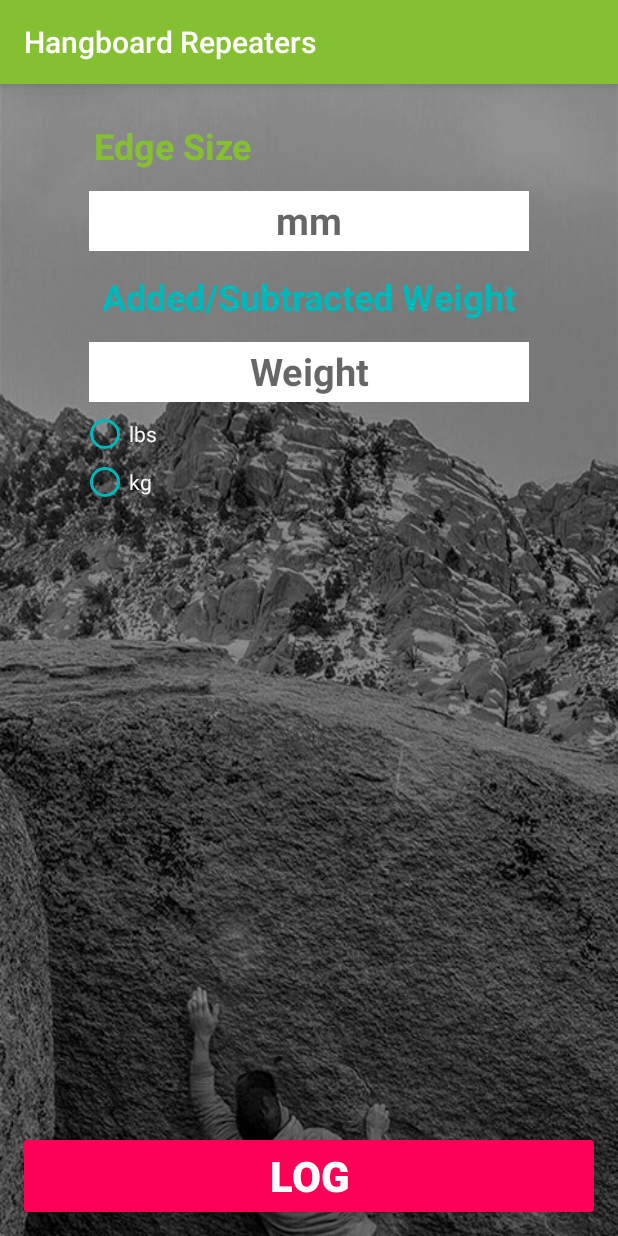
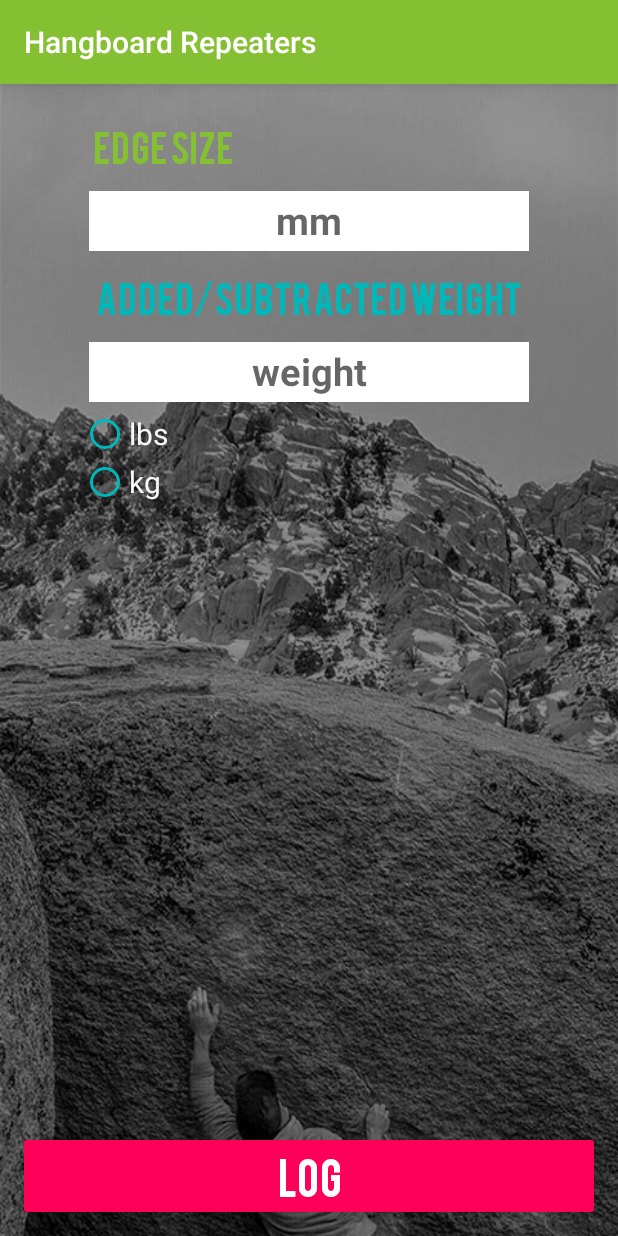
Before and after one commit to mikeschen/HangBoardRepeatersAndroid, an Android app: the CreateLogActivity screen opened directly, with no data from a screen before it, on a phone screen of 412 x 824 dp. Run offline under Robolectric (Android 15) with nearby library versions, the phone set to English and light mode, and no system bars; our stand-ins replace ButterKnife.

Commit message:
adds custom fonts

```diff
--- a/app/src/main/java/com/mikeschen/www/hangboardrepeaters/CreateLogActivity.java
+++ b/app/src/main/java/com/mikeschen/www/hangboardrepeaters/CreateLogActivity.java
@@ -2,6 +2,7 @@ package com.mikeschen.www.hangboardrepeaters;
 
 import android.content.Intent;
 import android.content.SharedPreferences;
+import android.graphics.Typeface;
 import android.os.Bundle;
 import android.support.v7.app.AppCompatActivity;
 import android.util.Log;
@@ -10,6 +11,7 @@ import android.widget.Button;
 import android.preference.PreferenceManager;
 import android.widget.EditText;
 import android.widget.RadioButton;
+import android.widget.TextView;
 
 import com.mikeschen.www.hangboardrepeaters.DataSources.DaysDataSource;
 
@@ -22,7 +24,9 @@ import butterknife.ButterKnife;
 
 public class CreateLogActivity extends AppCompatActivity implements View.OnClickListener {
     @BindView(R.id.sizeEditText) EditText mSizeEditText;
+    @BindView(R.id.sizeTextView) TextView mSizeTextView;
     @BindView(R.id.weightEditText) EditText mWeightEditText;
+    @BindView(R.id.weightTextView) TextView mWeightTextView;
     @BindView(R.id.logButton) Button mLogButton;
     @BindView(R.id.lbsButton) RadioButton mLbsButton;
     @BindView(R.id.kgButton) RadioButton mKgButton;
@@ -48,6 +52,13 @@ public class CreateLogActivity extends AppCompatActivity implements View.OnClick
         ButterKnife.bind(this);
         mSharedPreferences = PreferenceManager.getDefaultSharedPreferences(CreateLogActivity.this);
         mSharedPreferencesEditor = mSharedPreferences.edit();
+        mLogButton.setOnClickListener(this);
+        mLbsButton.setOnClickListener(this);
+        mKgButton.setOnClickListener(this);
+        Typeface custom_font = Typeface.createFromAsset(getAssets(), "Bebas.ttf");
+        mSizeTextView.setTypeface(custom_font);
+        mWeightTextView.setTypeface(custom_font);
+        mLogButton.setTypeface(custom_font);
         Intent intent = getIntent();
         hang = intent.getIntExtra("hang", 0);
         pause = intent.getIntExtra("pause", 0);
@@ -62,9 +73,6 @@ public class CreateLogActivity extends AppCompatActivity implements View.OnClick
         if (weight != null) {
             mWeightEditText.setText(weight);
         }
-        mLogButton.setOnClickListener(this);
-        mLbsButton.setOnClickListener(this);
-        mKgButton.setOnClickListener(this);
         loadRadioButtons();
     }
 
--- a/app/src/main/res/layout/activity_create_log.xml
+++ b/app/src/main/res/layout/activity_create_log.xml
@@ -69,7 +69,7 @@
             android:textSize="25sp"
             android:textStyle="bold"
             android:textAlignment="center"
-            android:hint="Weight"
+            android:hint="weight"
             android:background="@color/colorSecondaryText"
             android:layout_row="3"
             android:layout_column="0"
@@ -88,6 +88,7 @@
                 android:layout_width="wrap_content"
                 android:layout_height="wrap_content"
                 android:text="lbs"
+                android:textSize="20sp"
                 android:textColor="@color/colorOffWhite"
                 android:buttonTint="@color/colorBlue"
                 android:checked="true"
@@ -96,6 +97,7 @@
                 android:layout_width="wrap_content"
                 android:layout_height="wrap_content"
                 android:text="kg"
+                android:textSize="20sp"
                 android:textColor="@color/colorOffWhite"
                 android:buttonTint="@color/colorBlue"/>
         </RadioGroup>
```
